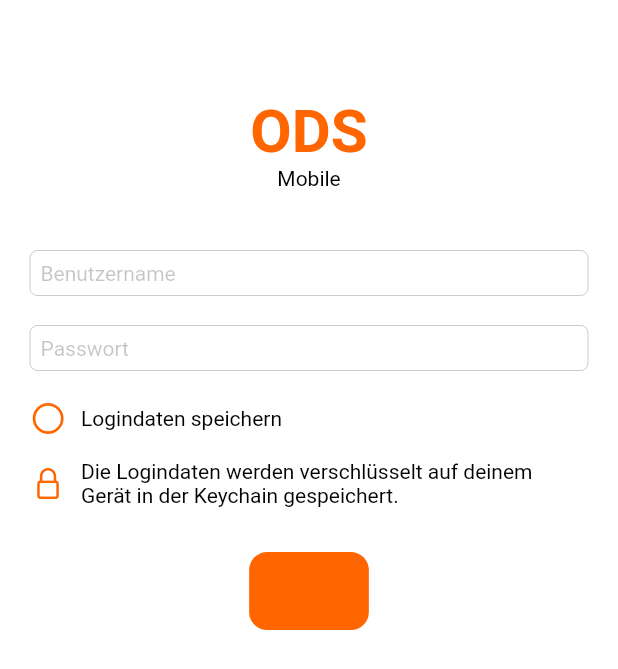
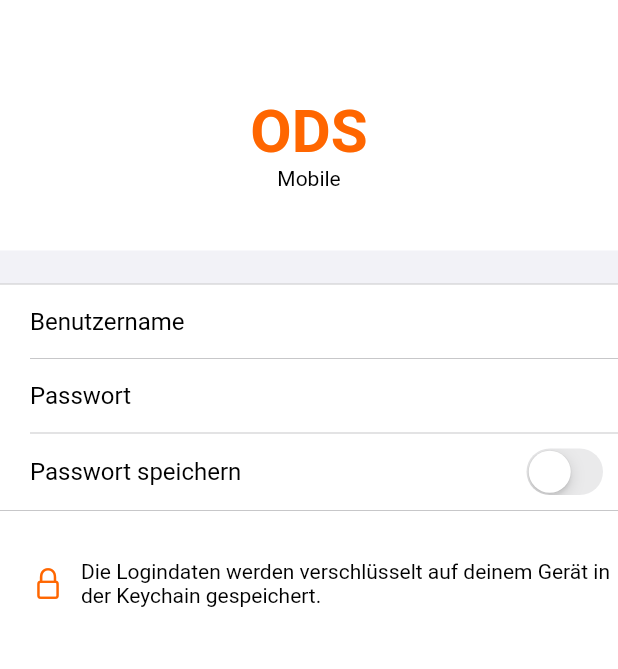
Before and after one commit to maurice0800/fb4_app, a Flutter app: the LoginPage screen opened directly, on a phone screen of 412 x 824 dp. Shown: the top 669 px of the screen. Run offline on Flutter 3.47's test engine with Material 2 defaults, Android fonts, the phone set to English and light mode, and no system bars; our stand-ins replace file_picker, firebase_core, firebase_messaging, flutter_colorpicker, flutter_markdown, flutter_secure_storage and 3 more; missing offline and left inert: brightness_volume, flutter_cupertino_settings, group_list_view, json_store, pdf_render, quick_actions; accounts and stored records are empty; statements that could not run were skipped.

Commit message:
Made mobile ods more ios like

```diff
--- a/lib/areas/more/viewmodels/settings_page_view_model.dart
+++ b/lib/areas/more/viewmodels/settings_page_view_model.dart
@@ -1,5 +1,6 @@
 import 'package:fb4_app/app_constants.dart';
 import 'package:fb4_app/areas/ods/repositories/ods_repository.dart';
+import 'package:fb4_app/areas/ods/viewmodels/grades_overview_page_viewmodel.dart';
 import 'package:fb4_app/areas/schedule/viewmodels/schedule_overview_viewmodel.dart';
 import 'package:fb4_app/areas/ticket/viewmodels/ticket_overview_viewmodel.dart';
 import 'package:fb4_app/utils/plugins/push_notification_manager.dart';
@@ -81,5 +82,6 @@ class SettingsPageViewModel extends ChangeNotifier {
     await const FlutterSecureStorage().delete(key: "odsUsername");
     await const FlutterSecureStorage().delete(key: "odsPassword");
     OdsRepository.cachedToken = "";
+    KiwiContainer().resolve<GradeOverviewPageViewModel>().exams.clear();
   }
 }
--- a/lib/areas/ods/viewmodels/login_page_viewmodel.dart
+++ b/lib/areas/ods/viewmodels/login_page_viewmodel.dart
@@ -37,6 +37,9 @@ class LoginPageViewModel extends ChangeNotifier {
           FlutterSecureStorage().write(key: 'odsPassword', value: password);
         }
 
+        usernameController.text = "";
+        passwordController.text = "";
+
         OdsRepository.cachedToken = token;
         isLoggingIn = false;
         return true;
--- a/lib/areas/ods/views/login_page.dart
+++ b/lib/areas/ods/views/login_page.dart
@@ -1,9 +1,7 @@
 import 'package:fb4_app/areas/ods/viewmodels/login_page_viewmodel.dart';
 import 'package:fb4_app/areas/ods/views/grade_overview_page.dart';
-import 'package:fb4_app/config/themes/color_consts.dart';
 import 'package:fb4_app/core/views/base_view.dart';
 import 'package:fb4_app/utils/helpers/cupertino_info_dialog.dart';
-import 'package:fb4_app/utils/ui/widgets/cupertino_checkbox.dart';
 import 'package:flutter/cupertino.dart';
 
 class LoginPage extends StatelessWidget {
@@ -16,10 +14,34 @@ class LoginPage extends StatelessWidget {
         navigationBar: CupertinoNavigationBar(
           middle: const Text("Login"),
           backgroundColor: CupertinoTheme.of(context).primaryColor,
+          trailing: GestureDetector(
+            onTap: () async {
+              final result = await viewModel.login() ?? false;
+
+              if (result) {
+                Navigator.pop(context);
+                Navigator.push(
+                    context,
+                    CupertinoPageRoute(
+                        builder: (context) => GradeOverViewPage()));
+              } else {
+                CupertinoInfoDialog(context, "Fehler",
+                        "Beim Login ist ein Fehler aufgetreten. Sind Benutzername oder Passwort falsch?")
+                    .show();
+              }
+            },
+            child: viewModel.isLoggingIn
+                ? const CupertinoActivityIndicator()
+                : const Text(
+                    "Login",
+                    style:
+                        TextStyle(fontSize: 16, color: CupertinoColors.white),
+                  ),
+          ),
         ),
         child: SafeArea(
             child: Padding(
-          padding: const EdgeInsets.all(20.0),
+          padding: const EdgeInsets.only(top: 20.0),
           child: Column(
             children: [
               Text(
@@ -32,26 +54,45 @@ class LoginPage extends StatelessWidget {
               ),
               const Text("Mobile"),
               const SizedBox(height: 40),
-              CupertinoTextField(
-                placeholder: 'Benutzername',
+              CupertinoFormSection(children: [
+                CupertinoTextFormFieldRow(
+                  prefix: const Padding(
+                    padding: EdgeInsets.only(right: 16.0),
+                    child:
+                        Text("Benutzername", style: TextStyle(fontSize: 16.0)),
+                  ),
                   controller: viewModel.usernameController,
+                  padding: const EdgeInsets.symmetric(
+                      vertical: 8.0, horizontal: 20.0),
+                  style: const TextStyle(fontSize: 16.0),
+                  enableSuggestions: false,
                 ),
-              const SizedBox(height: 20),
-              CupertinoTextField(
-                placeholder: 'Passwort',
+                CupertinoTextFormFieldRow(
+                  prefix: const Padding(
+                    padding: EdgeInsets.only(right: 57.0),
+                    child: Text("Passwort", style: TextStyle(fontSize: 16.0)),
+                  ),
+                  padding: const EdgeInsets.symmetric(
+                      vertical: 8.0, horizontal: 20.0),
                   controller: viewModel.passwordController,
                   obscureText: true,
+                  style: const TextStyle(fontSize: 16.0),
+                  enableSuggestions: false,
                 ),
-              const SizedBox(height: 20),
-              CupertinoCheckBox(
-                isChecked: viewModel.isSaveCredentialsChecked,
+                CupertinoFormRow(
+                  prefix: const Text("Passwort speichern",
+                      style: TextStyle(fontSize: 16.0)),
+                  child: CupertinoSwitch(
+                    value: viewModel.isSaveCredentialsChecked,
                     onChanged: (value) =>
                         viewModel.isSaveCredentialsChecked = value,
-                caption: "Logindaten speichern",
-                fillColor: CupertinoTheme.of(context).primaryColor,
                   ),
-              const SizedBox(height: 15),
-              Row(
+                )
+              ]),
+              const SizedBox(height: 32),
+              Padding(
+                padding: const EdgeInsets.only(left: 20.0, bottom: 20.0),
+                child: Row(
                   children: const [
                     Icon(CupertinoIcons.padlock),
                     SizedBox(
@@ -66,28 +107,8 @@ class LoginPage extends StatelessWidget {
                     )
                   ],
                 ),
+              ),
               const SizedBox(height: 30),
-              CupertinoButton(
-                onPressed: () async {
-                  final result = await viewModel.login() ?? false;
-
-                  if (result) {
-                    Navigator.pop(context);
-                    Navigator.push(
-                        context,
-                        CupertinoPageRoute(
-                            builder: (context) => GradeOverViewPage()));
-                  } else {
-                    CupertinoInfoDialog(context, "Fehler",
-                            "Beim Login ist ein Fehler aufgetreten. Sind Benutzername oder Passwort falsch?")
-                        .show();
-                  }
-                },
-                color: CupertinoTheme.of(context).primaryColor,
-                child: viewModel.isLoggingIn
-                    ? const CupertinoActivityIndicator()
-                    : const Text("Login"),
-              ),
             ],
           ),
         )),
```
Lines whose indentation alone changed are shown as unchanged.
